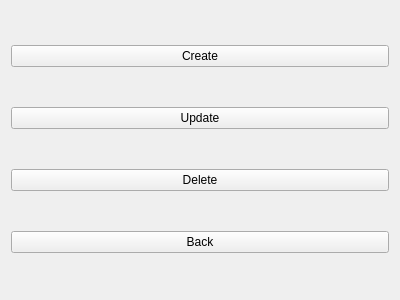
Before: the Qt Designer form Views/managedutiesview.ui in MehmetHY/MilitaryOutpostManagement-Qt5, drawn with Qt 5.
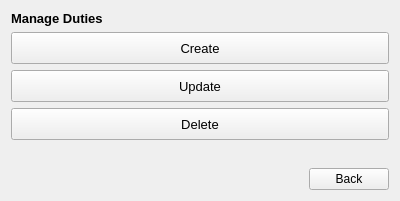
After: the same form once the commit is applied.

Commit message: rearranged manage duties ui

What changed in the file:
```diff
--- a/Views/managedutiesview.ui
+++ b/Views/managedutiesview.ui
@@ -7,7 +7,7 @@
     <x>0</x>
     <y>0</y>
     <width>400</width>
-    <height>300</height>
+    <height>201</height>
    </rect>
   </property>
   <property name="windowTitle">
@@ -15,33 +15,131 @@
   </property>
   <layout class="QGridLayout" name="gridLayout">
    <item row="0" column="0">
+    <widget class="QLabel" name="label_7">
+     <property name="sizePolicy">
+      <sizepolicy hsizetype="Preferred" vsizetype="Fixed">
+       <horstretch>0</horstretch>
+       <verstretch>0</verstretch>
+      </sizepolicy>
+     </property>
+     <property name="font">
+      <font>
+       <pointsize>10</pointsize>
+       <weight>75</weight>
+       <bold>true</bold>
+      </font>
+     </property>
+     <property name="text">
+      <string>Manage Duties</string>
+     </property>
+     <property name="alignment">
+      <set>Qt::AlignLeading|Qt::AlignLeft|Qt::AlignVCenter</set>
+     </property>
+    </widget>
+   </item>
+   <item row="1" column="0">
     <widget class="QPushButton" name="createButton">
+     <property name="minimumSize">
+      <size>
+       <width>0</width>
+       <height>32</height>
+      </size>
+     </property>
+     <property name="font">
+      <font>
+       <pointsize>10</pointsize>
+      </font>
+     </property>
+     <property name="cursor">
+      <cursorShape>PointingHandCursor</cursorShape>
+     </property>
      <property name="text">
       <string>Create</string>
      </property>
     </widget>
    </item>
    <item row="2" column="0">
-    <widget class="QPushButton" name="deleteButton">
-     <property name="text">
-      <string>Delete</string>
-     </property>
-    </widget>
-   </item>
-   <item row="1" column="0">
     <widget class="QPushButton" name="updateButton">
+     <property name="minimumSize">
+      <size>
+       <width>0</width>
+       <height>32</height>
+      </size>
+     </property>
+     <property name="font">
+      <font>
+       <pointsize>10</pointsize>
+      </font>
+     </property>
+     <property name="cursor">
+      <cursorShape>PointingHandCursor</cursorShape>
+     </property>
      <property name="text">
       <string>Update</string>
      </property>
     </widget>
    </item>
    <item row="3" column="0">
-    <widget class="QPushButton" name="backButton">
+    <widget class="QPushButton" name="deleteButton">
+     <property name="minimumSize">
+      <size>
+       <width>0</width>
+       <height>32</height>
+      </size>
+     </property>
+     <property name="font">
+      <font>
+       <pointsize>10</pointsize>
+      </font>
+     </property>
+     <property name="cursor">
+      <cursorShape>PointingHandCursor</cursorShape>
+     </property>
      <property name="text">
-      <string>Back</string>
+      <string>Delete</string>
      </property>
     </widget>
    </item>
+   <item row="4" column="0">
+    <spacer name="verticalSpacer">
+     <property name="orientation">
+      <enum>Qt::Vertical</enum>
+     </property>
+     <property name="sizeHint" stdset="0">
+      <size>
+       <width>20</width>
+       <height>0</height>
+      </size>
+     </property>
+    </spacer>
+   </item>
+   <item row="5" column="0">
+    <layout class="QHBoxLayout" name="horizontalLayout">
+     <item>
+      <spacer name="horizontalSpacer">
+       <property name="orientation">
+        <enum>Qt::Horizontal</enum>
+       </property>
+       <property name="sizeHint" stdset="0">
+        <size>
+         <width>40</width>
+         <height>20</height>
+        </size>
+       </property>
+      </spacer>
+     </item>
+     <item>
+      <widget class="QPushButton" name="backButton">
+       <property name="cursor">
+        <cursorShape>PointingHandCursor</cursorShape>
+       </property>
+       <property name="text">
+        <string>Back</string>
+       </property>
+      </widget>
+     </item>
+    </layout>
+   </item>
   </layout>
  </widget>
  <resources/>
```
The commit also changes 1 other file.
